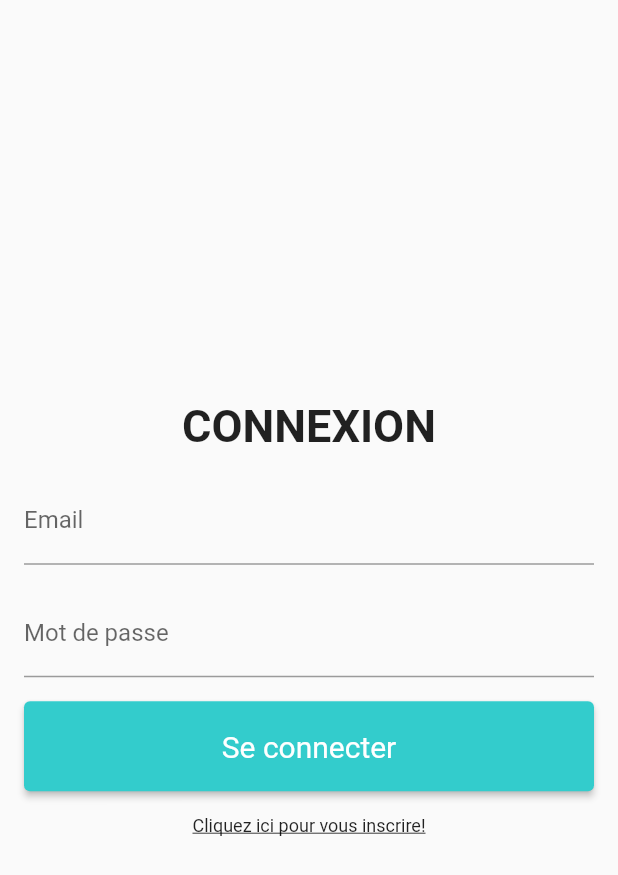
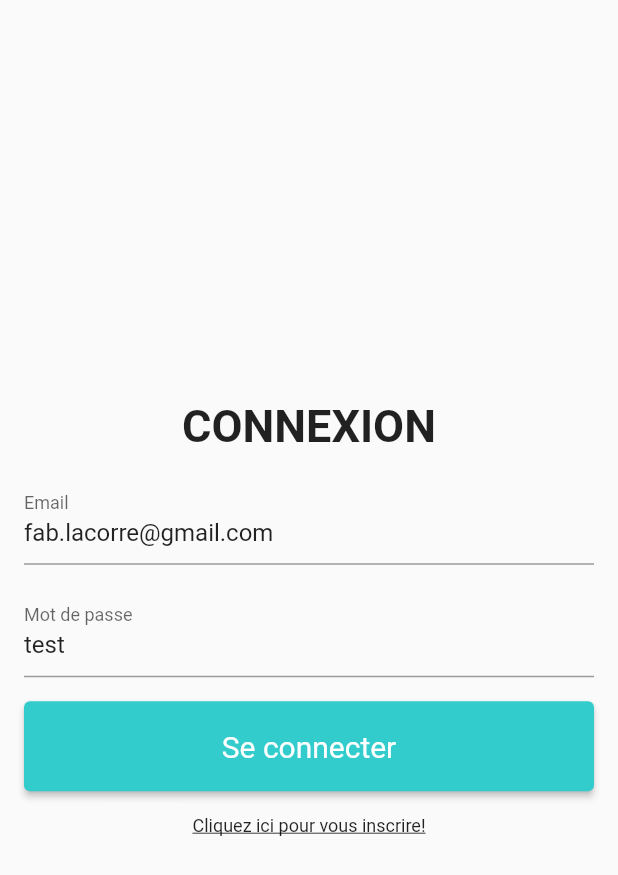
Before and after one commit to FabienLacorre/Kompanions, a Flutter app: the screen it shows after launch, on a phone screen of 412 x 824 dp. Shown: the top 875 px of the screen. Run offline on Flutter 3.47's test engine with Material 2 defaults, Android fonts, the phone set to English and light mode, and no system bars; our stand-ins replace flutter_secure_storage.

Commit message:
feat: add real connexion with input on login page

```diff
--- a/lib/Pages/Login.dart
+++ b/lib/Pages/Login.dart
@@ -15,9 +15,20 @@ class Login extends StatefulWidget {
 }
 
 class _Login extends State<Login> {
+  TextEditingController emailController = new TextEditingController();
+  TextEditingController passwordController = new TextEditingController();
+
+  @override
+  void initState() {
+    super.initState();
+    emailController.text = "fab.lacorre@gmail.com";
+    passwordController.text = "test";
+  }
+
   handlerConnexionValidation() async {
     UserRequest userRequest = new UserRequest();
-    var result = await userRequest.connect("fab.lacorre@gmail.com", "test");
+    var result = await userRequest.connect(
+        emailController.text, passwordController.text);
     FlutterStorage.storage.write(key: "jwt", value: result["token"]);
     Route route = MaterialPageRoute(builder: (context) => Home());
     Navigator.pushReplacement(context, route);
@@ -43,9 +54,11 @@ class _Login extends State<Login> {
                 fontWeight: FontWeight.bold,
               ),
               SizedBox(height: 16),
-              CustomTextField(placeHolder: "Email"),
+              CustomTextField(
+                  placeHolder: "Email", controller: emailController),
               SizedBox(height: 16),
-              CustomTextField(placeHolder: "Mot de passe"),
+              CustomTextField(
+                  placeHolder: "Mot de passe", controller: passwordController),
               SizedBox(height: 16),
               CustomButton(
                 content: "Se connecter",
--- a/lib/Widgets/CustomTextField.dart
+++ b/lib/Widgets/CustomTextField.dart
@@ -4,6 +4,7 @@ class _CustomTextField extends State<CustomTextField> {
   @override
   Widget build(BuildContext context) {
     return TextField(
+      controller: widget.controller,
       obscureText: false,
       decoration: InputDecoration(
         labelText: this.widget.placeHolder,
@@ -13,8 +14,11 @@ class _CustomTextField extends State<CustomTextField> {
 }
 
 class CustomTextField extends StatefulWidget {
-  CustomTextField({Key? key, required this.placeHolder}) : super(key: key);
+  CustomTextField(
+      {Key? key, required this.placeHolder, required this.controller})
+      : super(key: key);
   final String placeHolder;
+  final TextEditingController? controller;
 
   @override
   _CustomTextField createState() => _CustomTextField();
```
Also changed, not shown: lib/Pages/AddKompanion.dart (+9 -6 lines), lib/Pages/Register.dart (+4 -3 lines).
